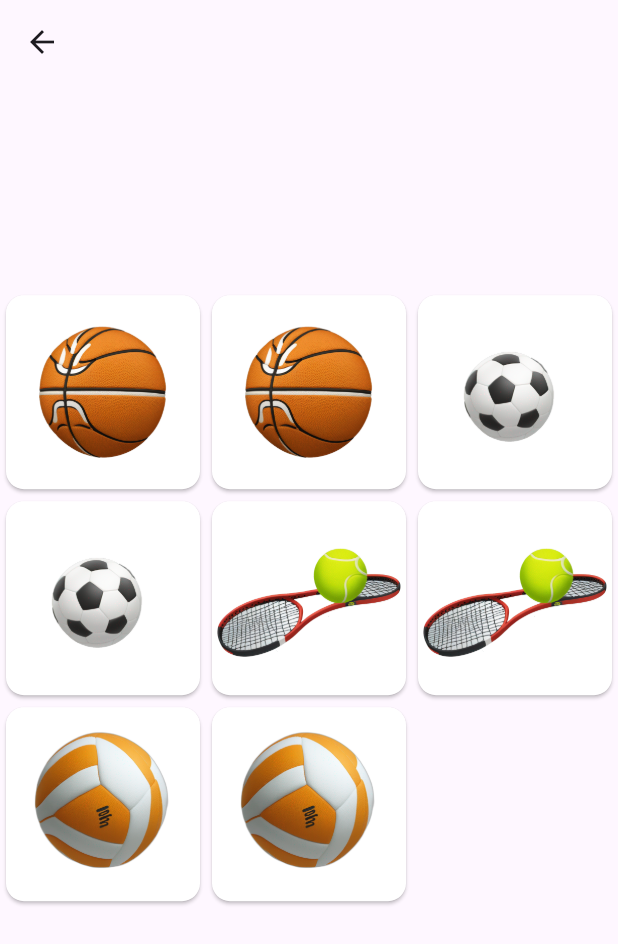
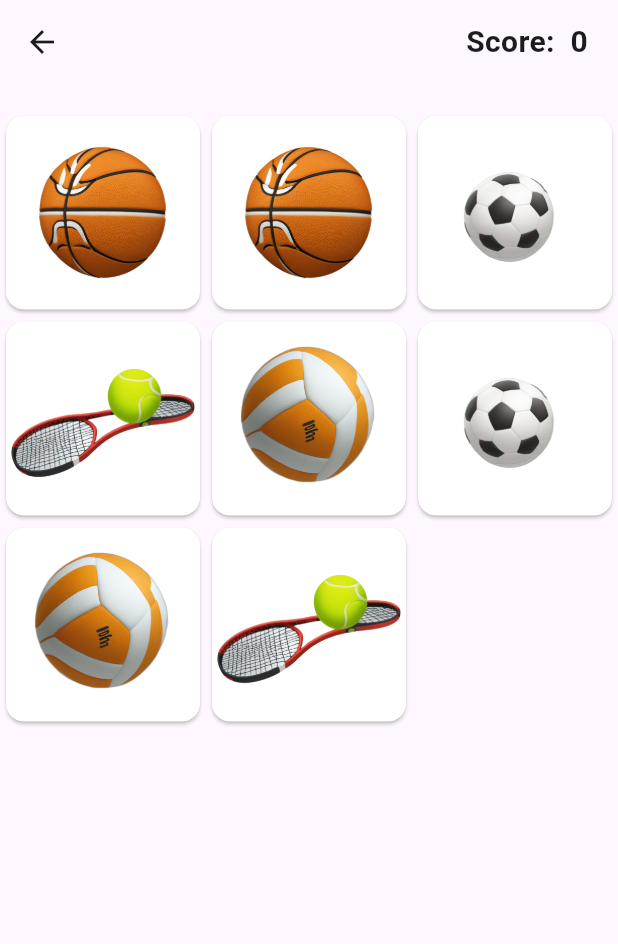
Before and after one commit to Ricardo1System/MemoryGame, a Flutter app: the screen it shows after launch, after a tap on an icon or button, on a phone screen of 412 x 824 dp. Shown: the top 944 px of the screen. Run offline on Flutter 3.47's test engine with Material 3 defaults, Android fonts, the phone set to English and light mode, and no system bars; drawn by our look-alikes of flip_card; our stand-ins replace google_fonts, shared_preferences.

Commit message:
Funciones terminadas

```diff
--- a/lib/main.dart
+++ b/lib/main.dart
@@ -1,7 +1,14 @@
 import 'package:flutter/material.dart';
 import 'package:memory_game/screen/menu.dart';
+import 'package:memory_game/services/cache/shared_preferences.dart';
 
-void main() {
+
+ final RouteObserver<PageRoute> routeObserver = RouteObserver<PageRoute>();
+void main() async {
+  WidgetsFlutterBinding.ensureInitialized();
+  await CacheService.init();
+
+
   runApp(const MyApp());
 }
 
@@ -14,6 +21,7 @@ class MyApp extends StatelessWidget {
     return MaterialApp(
       title: 'Flutter Demo',
       debugShowCheckedModeBanner: false,
+      navigatorObservers: [routeObserver],
       theme: ThemeData(
         colorScheme: ColorScheme.fromSeed(seedColor: Colors.deepPurple),
         useMaterial3: true,
--- a/lib/models/card_model.dart
+++ b/lib/models/card_model.dart
@@ -2,10 +2,9 @@
 import 'package:flip_card/flip_card_controller.dart';
 
 class CardModel {
-  final int index;
   final String image;
   final FlipCardController controller;
   bool isActive;
 
-  CardModel({required this.controller, required this.index,required this.image,  required this.isActive});
+  CardModel({required this.controller,required this.image,  required this.isActive});
 }
--- a/lib/screen/game.dart
+++ b/lib/screen/game.dart
@@ -1,33 +1,54 @@
 import 'dart:async';
-import 'dart:nativewrappers/_internal/vm/lib/ffi_allocation_patch.dart';
+import 'dart:math';
 
 import 'package:flip_card/flip_card.dart';
 import 'package:flip_card/flip_card_controller.dart';
 import 'package:flutter/material.dart';
 import 'package:google_fonts/google_fonts.dart';
 import 'package:memory_game/models/card_model.dart';
+import 'package:memory_game/services/cache/shared_preferences.dart';
+import 'package:memory_game/utils/constants.dart';
 
 class GameView extends StatefulWidget {
-  const GameView({super.key});
+  const GameView({super.key, required this.size});
+
+  final int size;
 
   @override
   State<GameView> createState() => _GameViewState();
 }
 
 class _GameViewState extends State<GameView> {
-      List<CardModel> cardList = [
-      CardModel(index: 0, image: "assets/images/basquet_ball.png", isActive: false, controller: FlipCardController()),
-      CardModel(index: 1, image: "assets/images/basquet_ball.png", isActive: false, controller: FlipCardController()),
-      CardModel(index: 2, image: "assets/images/soccer_ball.png", isActive: false, controller: FlipCardController()),
-      CardModel(index: 3, image: "assets/images/soccer_ball.png", isActive: false, controller: FlipCardController()),
-      CardModel(index: 4, image: "assets/images/tenis_ball.png", isActive: false, controller: FlipCardController()),
-      CardModel(index: 5, image: "assets/images/tenis_ball.png", isActive: false, controller: FlipCardController()),
-      CardModel(index: 6, image: "assets/images/voleibol_ball.png", isActive: false, controller: FlipCardController()),
-      CardModel(index: 7, image: "assets/images/voleibol_ball.png", isActive: false, controller: FlipCardController()),
-    ];
+      List<String> imageList = [
+        "assets/images/basquet_ball.png",
+        "assets/images/soccer_ball.png",
+        "assets/images/tenis_ball.png",
+        "assets/images/voleibol_ball.png"
+      ];
+      List<CardModel> cardList = [];
 
-    List<CardModel> cardsActived = [];
+void generateCards() {
+  cardList = [];
 
+  for (int i = 0; i < widget.size; i++) {
+    int imageIndex = i % imageList.length;
+    cardList.add(CardModel(
+      controller: FlipCardController(),
+      image: imageList[imageIndex],
+      isActive: false,
+    ));
+    cardList.add(CardModel(
+      controller: FlipCardController(),
+      image: imageList[imageIndex],
+      isActive: false,
+    ));
+  }
+
+  cardList.shuffle(Random());
+}
+
+    List<int> cardsActived = [];
+    int score = 0;
     bool isTime = false;
     Timer? _timer;
 
@@ -38,12 +59,23 @@ class _GameViewState extends State<GameView> {
           isTime = true;
         });
       },);
+    }
 
+    Future<void> flipCard(int index) async {
+     await cardList[index].controller.toggleCard();
+    }
+
+    void saveHighScore(){
+      int scoreSaved = CacheService.getInteger(key: scoreConst);
+      if (score > scoreSaved) {
+        CacheService.saveData(key: scoreConst, value: score);
+      }
     }
 
     @override
     void initState() {
       startTime();
+      generateCards();
       super.initState();
     }
 
@@ -55,16 +87,26 @@ class _GameViewState extends State<GameView> {
 
   @override
   Widget build(BuildContext context) {
-
     return Scaffold(
-      appBar: AppBar(),
+      appBar: AppBar(
+        actions: [
+          Padding(
+            padding: const EdgeInsets.only(right: 20),
+            child: Text('Score:  ${score.toString()}', style: const TextStyle(fontSize: 20, fontWeight: FontWeight.w700),),
+          )
+        ],
+      ),
       body: Center(
         child: SizedBox(
-          height: MediaQuery.of(context).size.height * 0.6,
+          height:MediaQuery.of(context).size.height-90,
           width: MediaQuery.of(context).size.width,
           child: GridView.builder(
-            gridDelegate: const SliverGridDelegateWithFixedCrossAxisCount(
-              crossAxisCount: 3,
+            gridDelegate: SliverGridDelegateWithFixedCrossAxisCount(
+              crossAxisCount:  widget.size <= 6 ? 3 : 4,
+              // mainAxisSpacing: 0.0,
+              // // childAspectRatio: 1,
+              // mainAxisExtent: null,
+              // crossAxisSpacing: 0.0,
             ),
             itemCount: cardList.length,
             itemBuilder: (context, index) {
@@ -95,40 +137,41 @@ class _GameViewState extends State<GameView> {
                           style: GoogleFonts.aboreto(
                               color: Colors.white,
                               fontStyle: FontStyle.italic,
-                              fontSize: 13.0),
+                              fontSize: widget.size <= 6 ? 13.0: 8),
                           children: [
                             TextSpan(
                               text: "Game",
                               style: GoogleFonts.aDLaMDisplay(
                                   color: Colors.white,
                                   fontStyle: FontStyle.italic,
-                                  fontSize: 13.0),
+                                  fontSize: widget.size <= 6 ? 13.0: 8),
                             )
                           ])),
                     ),
                   ),
                 ),
                 flipOnTouch: cardList[index].isActive == true? false : true,
-                onFlipDone: (isFront) {
+                onFlipDone: (isFront) async {
                   if (isTime) {
                     if (!isFront) {
-                   cardsActived.add(cardList[index]);
+                   cardsActived.add(index);
                   }
                     if (isFront) {
-                   cardsActived.remove(cardList[index]);
+                   cardsActived.remove(index);
                   }
                   if (cardsActived.length == 2) {
-                    if (cardsActived.first.image == cardsActived.last.image) {
+                    if (cardList[cardsActived.first].image == cardList[cardsActived.last].image) {
                       for (var card in cardsActived) {
                         setState(() {
-                          cardList[card.index].isActive = true;
+                          score = score + 5;
+                          saveHighScore();
+                          cardList[card].isActive = true;
                         });
                       }
                     }else{
-                      setState(() {
-                        cardsActived.first.controller.state?.activate();
-                        cardsActived.last.controller.state?.isFront = false;
-                      });
+                      for (var card in cardsActived) {
+                       await flipCard(card);
+                      }
                     }
                     cardsActived.clear();
                   }
--- a/lib/screen/menu.dart
+++ b/lib/screen/menu.dart
@@ -2,26 +2,136 @@
 
 import 'package:flutter/material.dart';
 import 'package:google_fonts/google_fonts.dart';
+import 'package:memory_game/main.dart';
 import 'package:memory_game/screen/game.dart';
+import 'package:memory_game/services/cache/shared_preferences.dart';
+import 'package:memory_game/utils/constants.dart';
 
-class MenuScreen extends StatelessWidget {
+class MenuScreen extends StatefulWidget {
   const MenuScreen({super.key});
+
+  @override
+  State<MenuScreen> createState() => _MenuScreenState();
+}
+
+class _MenuScreenState extends State<MenuScreen> with RouteAware{
+  int scoreCache = CacheService.getInteger(key: scoreConst);
+  SizeGame selectedMode = SizeGame.easy;
+    @override
+  void didChangeDependencies() {
+    super.didChangeDependencies();
+    routeObserver.subscribe(this, ModalRoute.of(context) as PageRoute);
+  }
+
+  @override
+  void didPopNext() {
+    refresh();
+  }
+
+  refresh(){
+    setState(() {
+      scoreCache = CacheService.getInteger(key: scoreConst);
+    });
+  }
+
+  int getMode(SizeGame option){
+    switch (option) {
+      case SizeGame.easy:
+        return 4;
+      case SizeGame.medium:
+        return 6;
+      case SizeGame.hard:
+        return 8;
+    }
+  }
+
+  @override
+  void dispose() {
+    routeObserver.unsubscribe(this);
+    super.dispose();
+  }
 
   @override
   Widget build(BuildContext context) {
     return   Scaffold(
+      bottomNavigationBar: BottomAppBar(
+        color: Colors.transparent,
+        child: ElevatedButton(
+          style: const ButtonStyle(
+            foregroundColor: WidgetStatePropertyAll(Colors.white),
+            backgroundColor: WidgetStatePropertyAll(Colors.blue)
+          ),
+          onPressed: () {
+            refresh();
+          CacheService.saveData(key: scoreConst, value: 0);
+        }, child: const Text("Reset")),
+      ),
       body: Center(
         child: Column(
           mainAxisSize: MainAxisSize.min,
           children: [
             InkWell(
               onTap: () {
-                Navigator.push(context, MaterialPageRoute(builder: (context) => const GameView(),));
+                Navigator.push(context, MaterialPageRoute(builder: (context) => GameView(size: getMode(selectedMode),),));
               },
               child: const CustomTitle()),
+            RecordsWidget(scoreCache: scoreCache,),
+            Container(
+              width: MediaQuery.of(context).size.width * 0.3,
+              padding: const EdgeInsets.all(8.0),
+              decoration: BoxDecoration(
+                  color: Colors.blue,
+                  borderRadius: BorderRadius.circular(20.0)),
+              child: DropdownButton<SizeGame>(
+                borderRadius: BorderRadius.circular(20.0),
+                dropdownColor: Colors.blue,
+                menuWidth: MediaQuery.of(context).size.width * 0.5,
+                value: selectedMode,
+                iconSize: 0.0,
+                icon: const Icon(
+                  Icons.menu,
+                  color: Colors.white,
+                ),
+                onChanged: (SizeGame? newValue) {
+                  setState(() {
+                    selectedMode = newValue!;
+                  });
+                },
+                items: SizeGame.values.map((SizeGame option) {
+                  return DropdownMenuItem<SizeGame>(
+                    value: option,
+                    child: Text(
+                      option.name.toUpperCase(),
+                      style: const TextStyle(color: Colors.white),
+                    ),
+                  );
+                }).toList(),
+              ),
+            ),
           ],
         ),
       ),
+    );
+  }
+}
+
+
+
+class RecordsWidget extends StatelessWidget {
+  const RecordsWidget({
+    super.key, required this.scoreCache,
+  });
+  final int scoreCache;
+
+  @override
+  Widget build(BuildContext context) {
+    String scoreResult = (scoreCache).toString();
+    return  Column(
+      children: [
+        Text.rich(TextSpan(text: "High score:  ", style: const TextStyle(fontSize: 25,fontWeight: FontWeight.w600), children: [
+          TextSpan(text: scoreResult)
+        ])),
+      ],
     );
   }
 }
--- /dev/null
+++ b/lib/services/cache/shared_preferences.dart
@@ -0,0 +1,39 @@
+
+
+import 'package:shared_preferences/shared_preferences.dart';
+
+class CacheService {
+    static late SharedPreferences sharedPreferences;
+
+    static init() async {
+      sharedPreferences =  await SharedPreferences.getInstance();
+    }
+
+    static String getString({required String key}){
+      return sharedPreferences.getString(key) ?? "";
+    }
+    static int getInteger({required String key}){
+      return sharedPreferences.getInt(key) ?? 0;
+    }
+    static String getBool({required String key}){
+      return sharedPreferences.getString(key) ?? "";
+    }
+
+    static List<String> getStringList({required String key}){
+      return sharedPreferences.getStringList(key) ?? [];
+    }
+
+    static saveData({required String key, required dynamic value}) async {
+      if (value is String) {
+        return await sharedPreferences.setString(key, value);
+      }else if(value is int){
+        return await sharedPreferences.setInt(key, value);
+      }else if(value is double){
+        return await sharedPreferences.setDouble(key, value);
+      }if (value is bool) {
+        return await sharedPreferences.setBool(key, value);
+      }else{
+        return await sharedPreferences.setStringList(key, value);
+      }
+    }
+}
--- a/pubspec.yaml
+++ b/pubspec.yaml
@@ -37,6 +37,7 @@ dependencies:
   cupertino_icons: ^1.0.8
   google_fonts: ^6.2.1
   flip_card: ^0.7.0
+  shared_preferences: ^2.3.3
 
 dev_dependencies:
   flutter_test:
```
Also changed, not shown: lib/utils/constants.dart (added, +9 -0 lines), pubspec.lock, 1 other file.
